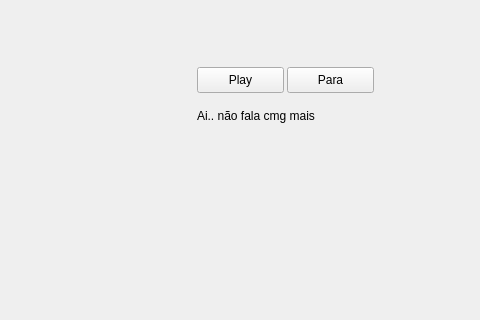
Before: the Qt Designer form IGGLU-VSSS/mainwindow.ui in unball/UnBrain, drawn with Qt 5; both pictures show x 103 to 583 and y 93 to 413 of the 800 by 600 pixel window.
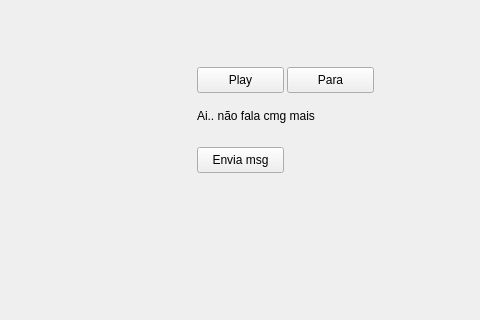
After: the same form once the commit is applied.

The edit to the form file:
```diff
--- a/IGGLU-VSSS/mainwindow.ui
+++ b/IGGLU-VSSS/mainwindow.ui
@@ -53,6 +53,19 @@
      <string>Para</string>
     </property>
    </widget>
+   <widget class="QPushButton" name="sendMessage">
+    <property name="geometry">
+     <rect>
+      <x>300</x>
+      <y>240</y>
+      <width>87</width>
+      <height>26</height>
+     </rect>
+    </property>
+    <property name="text">
+     <string>Envia msg</string>
+    </property>
+   </widget>
   </widget>
   <widget class="QMenuBar" name="menubar">
    <property name="geometry">
```
